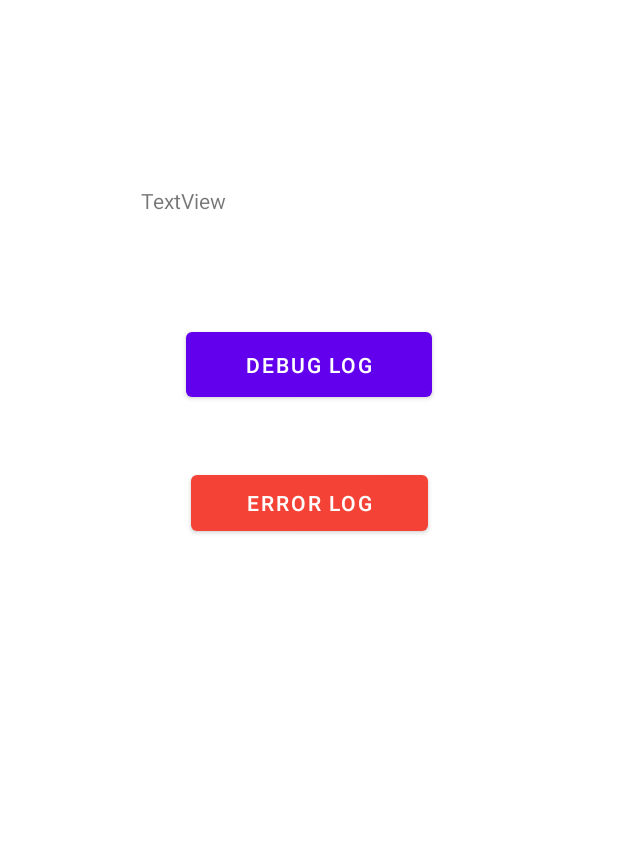
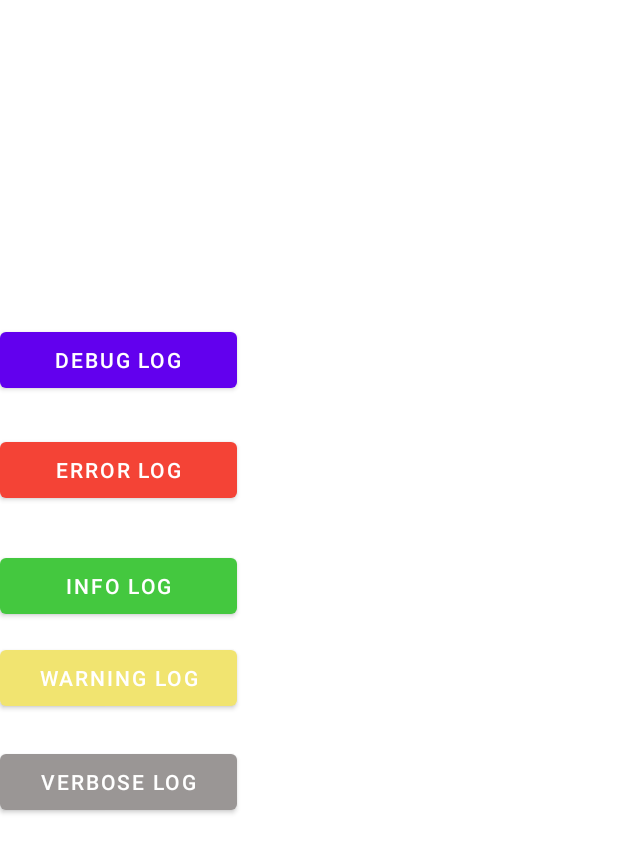
Before and after one commit to leto-silva/kotlin-debug, an Android app: the screen it shows after launch (MainActivity), on a phone screen of 412 x 824 dp. Shown: the top 853 px of the screen. Run offline under Robolectric (Android 15) with nearby library versions, the phone set to English and light mode, and no system bars; 2 statements that could not run were skipped.

Commit message:
Ajustando botoes

```diff
--- a/app/src/main/res/layout/activity_main.xml
+++ b/app/src/main/res/layout/activity_main.xml
@@ -7,22 +7,50 @@
     tools:context=".MainActivity">
 
     <Button
-        android:id="@+id/debugBTN2"
+        android:id="@+id/verboseBTN"
         android:layout_width="158dp"
         android:layout_height="49dp"
-        android:layout_marginTop="40dp"
+        android:layout_marginTop="20dp"
+        android:text="VERBOSE LOG"
+        app:backgroundTint="#9A9695"
+        app:layout_constraintTop_toBottomOf="@+id/warningBTN"
+        tools:layout_editor_absoluteX="127dp" />
+
+    <Button
+        android:id="@+id/warningBTN"
+        android:layout_width="158dp"
+        android:layout_height="49dp"
+        android:layout_marginTop="12dp"
+        android:text="WARNING LOG"
+        app:backgroundTint="#F1E470"
+        app:layout_constraintStart_toStartOf="@+id/verboseBTN"
+        app:layout_constraintTop_toBottomOf="@+id/infoBTN" />
+
+    <Button
+        android:id="@+id/infoBTN"
+        android:layout_width="158dp"
+        android:layout_height="49dp"
+        android:layout_marginTop="28dp"
+        android:text="INFO LOG"
+        app:backgroundTint="#44C83F"
+        app:layout_constraintStart_toStartOf="@+id/warningBTN"
+        app:layout_constraintTop_toBottomOf="@+id/errorBTN" />
+
+    <Button
+        android:id="@+id/errorBTN"
+        android:layout_width="158dp"
+        android:layout_height="49dp"
+        android:layout_marginTop="24dp"
         android:text="ERROR LOG"
         app:backgroundTint="#F44336"
-        app:layout_constraintEnd_toEndOf="parent"
-        app:layout_constraintStart_toStartOf="parent"
+        app:layout_constraintStart_toStartOf="@+id/infoBTN"
         app:layout_constraintTop_toBottomOf="@+id/debugBTN" />
 
     <TextView
-        android:id="@+id/textView"
+        android:id="@+id/textMSG"
         android:layout_width="223dp"
         android:layout_height="27dp"
         android:layout_marginTop="124dp"
-        android:text="TextView"
         app:layout_constraintEnd_toEndOf="parent"
         app:layout_constraintHorizontal_bias="0.498"
         app:layout_constraintStart_toStartOf="parent"
@@ -30,11 +58,10 @@
 
     <Button
         android:id="@+id/debugBTN"
-        android:layout_width="164dp"
-        android:layout_height="55dp"
+        android:layout_width="158dp"
+        android:layout_height="49dp"
         android:layout_marginTop="64dp"
         android:text="DEBUG LOG"
-        app:layout_constraintEnd_toEndOf="parent"
-        app:layout_constraintStart_toStartOf="parent"
-        app:layout_constraintTop_toBottomOf="@+id/textView" />
+        app:layout_constraintStart_toStartOf="@+id/errorBTN"
+        app:layout_constraintTop_toBottomOf="@+id/textMSG" />
 </androidx.constraintlayout.widget.ConstraintLayout>
```
